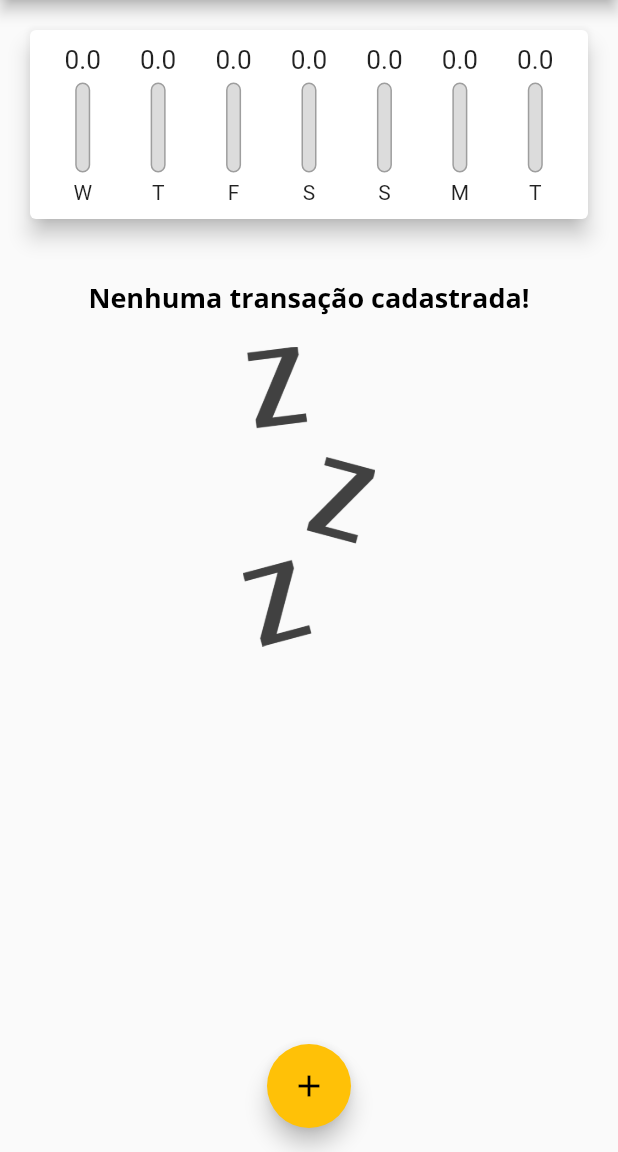
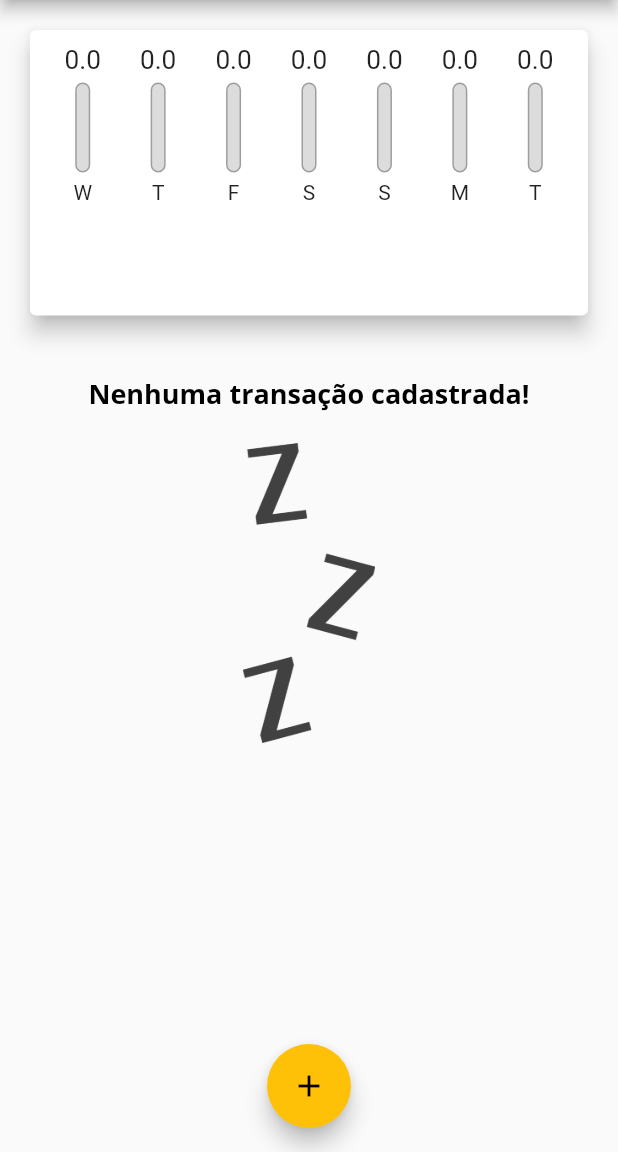
Before and after one commit to mfelicianosousa/Expenses, a Flutter app: the screen it shows after launch, on a phone screen of 412 x 824 dp, the part 84-1236 px from its top. Run offline on Flutter 3.47's test engine with Material 2 defaults, Android fonts, the phone set to English and light mode, and no system bars.

Commit message:
Calculando tamanho dinamicamente

```diff
--- a/lib/components/transaction_list.dart
+++ b/lib/components/transaction_list.dart
@@ -10,9 +10,7 @@ class TransactionList extends StatelessWidget {
 
   @override
   Widget build(BuildContext context) {
-    return Container(
-      height: 430,
-      child: transactions.isEmpty
+    return transactions.isEmpty
         ? Column(
             children: <Widget>[
               const SizedBox(height: 20),
@@ -59,7 +57,6 @@ class TransactionList extends StatelessWidget {
                 ),
               );
             },
-            ),
           );
   }
 }
--- a/lib/main.dart
+++ b/lib/main.dart
@@ -76,9 +76,8 @@ class _MyHomePageState extends State<MyHomePage> {
   }
 
   _removeTransaction(String id) {
-
     setState(() {
-      _transactions.removeWhere((tr)=> tr.id == id);
+      _transactions.removeWhere((tr) => tr.id == id);
     });
   }
 
@@ -93,19 +92,33 @@ class _MyHomePageState extends State<MyHomePage> {
 
   @override
   Widget build(BuildContext context) {
-    return Scaffold(
-      appBar: AppBar(title: const Text("Despesas Pessoais"), actions: <Widget>[
+    final appBar = AppBar(
+      title: const Text("Despesas Pessoais"),
+      actions: <Widget>[
         IconButton(
           icon: Icon(Icons.add),
           onPressed: () => _openTransactionFormModal(context),
         )
-      ]),
+      ],
+    );
+    final availableHeight = MediaQuery.of(context).size.height -
+        appBar.preferredSize.height -
+        MediaQuery.of(context).padding.top;
+
+    return Scaffold(
+      appBar: appBar,
       body: SingleChildScrollView(
         child: Column(
           crossAxisAlignment: CrossAxisAlignment.center,
           children: <Widget>[
-            Chart(_recentTransactions),
-            TransactionList(_transactions, _removeTransaction),
+            Container(
+              height: availableHeight * 0.3,
+              child: Chart(_recentTransactions),
+            ),
+            Container(
+              height: availableHeight * 0.7,
+              child: TransactionList(_transactions, _removeTransaction),
+            ),
           ],
         ),
       ),
```
Lines whose indentation alone changed are shown as unchanged.
